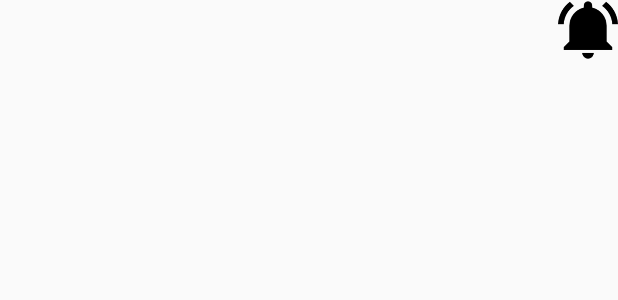
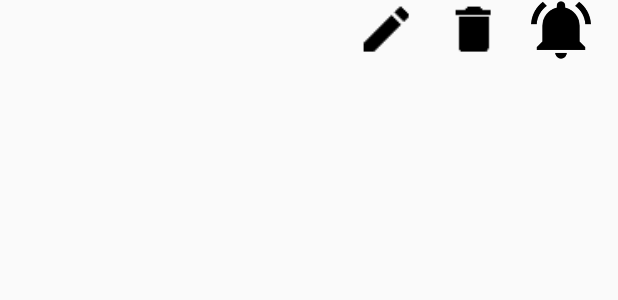
Before and after one commit to AmmarRabie/smart-lecture, an Android app: the layout item_grouplist.xml on its own in the app's theme, with its tools: preview values and no code run, on a phone screen of 412 x 824 dp. Shown: the top 300 px of the screen. Run offline under Robolectric (Android 15) with nearby library versions, the light colour scheme and no system bars.

Commit message:
Change the edit logic of deleting then adding because delete now delete the group and its session that shouldn't happen in edit. Add new listeners in the GroupListAdapter of edit and delete and implementation of it in the fragment to test.

```diff
--- a/app/src/main/res/layout/item_grouplist.xml
+++ b/app/src/main/res/layout/item_grouplist.xml
@@ -11,11 +11,29 @@
         android:layout_height="match_parent"
         android:layout_weight="1" />
 
+    <ImageView
+        android:id="@+id/grouplist_editGroup"
+        android:layout_width="40dp"
+        android:layout_height="40dp"
+        android:layout_marginRight="18dp"
+        android:scaleType="centerCrop"
+        android:src="@drawable/ic_edit_black_24dp" />
+
+    <ImageView
+        android:id="@+id/grouplist_deleteGroup"
+        android:layout_width="40dp"
+        android:layout_height="40dp"
+        android:layout_marginRight="18dp"
+        android:scaleType="centerCrop"
+        android:src="@drawable/ic_delete_black_24dp" />
 
     <ImageView
         android:id="@+id/grouplist_startSession"
         android:layout_width="40dp"
         android:layout_height="40dp"
+        android:layout_marginRight="18dp"
         android:scaleType="centerCrop"
         android:src="@drawable/bell_black" />
+
+
 </LinearLayout>
```
Also changed, not shown: app/src/main/java/cmp/sem/team8/smarlecture/grouplist/GroupListAdapter.java (+19 -1 lines), app/src/main/java/cmp/sem/team8/smarlecture/grouplist/GroupListFragment.java (+31 -2 lines).
